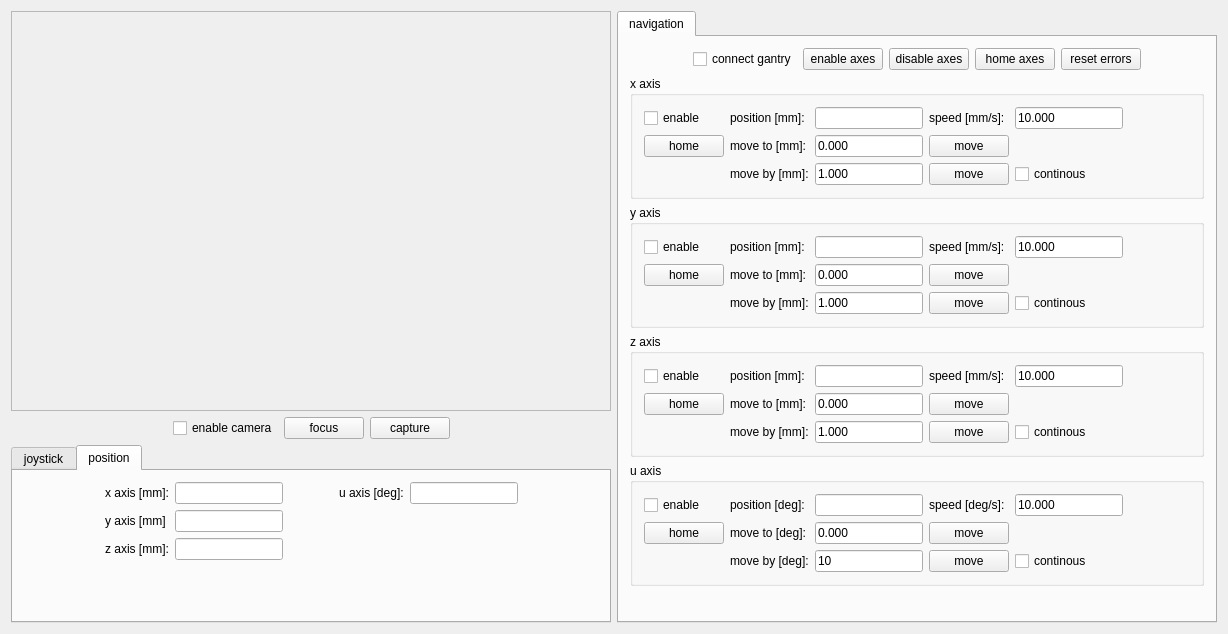
Above: magrathea.ui from guescio/Magrathea before the change. Below: the same form after it.
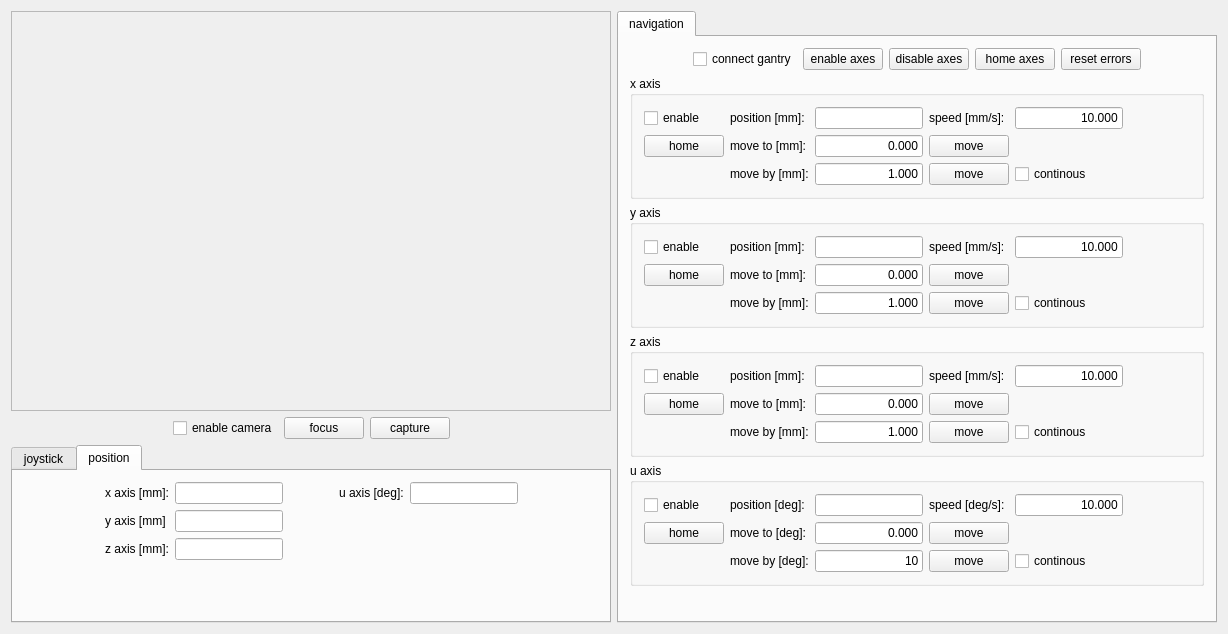
That is the form after the change.

Patch:
```diff
--- a/magrathea.ui
+++ b/magrathea.ui
@@ -564,6 +564,9 @@
               <property name="text">
                <string>10.000</string>
               </property>
+              <property name="alignment">
+               <set>Qt::AlignRight|Qt::AlignTrailing|Qt::AlignVCenter</set>
+              </property>
              </widget>
             </item>
             <item row="0" column="2">
@@ -720,6 +723,9 @@
               <property name="text">
                <string>1.000</string>
               </property>
+              <property name="alignment">
+               <set>Qt::AlignRight|Qt::AlignTrailing|Qt::AlignVCenter</set>
+              </property>
              </widget>
             </item>
             <item row="0" column="3">
@@ -746,6 +752,9 @@
               <property name="text">
                <string>0.000</string>
               </property>
+              <property name="alignment">
+               <set>Qt::AlignRight|Qt::AlignTrailing|Qt::AlignVCenter</set>
+              </property>
              </widget>
             </item>
             <item row="0" column="5">
@@ -859,6 +868,9 @@
               <property name="text">
                <string>10.000</string>
               </property>
+              <property name="alignment">
+               <set>Qt::AlignRight|Qt::AlignTrailing|Qt::AlignVCenter</set>
+              </property>
              </widget>
             </item>
             <item row="1" column="5">
@@ -885,6 +897,9 @@
               <property name="text">
                <string>0.000</string>
               </property>
+              <property name="alignment">
+               <set>Qt::AlignRight|Qt::AlignTrailing|Qt::AlignVCenter</set>
+              </property>
              </widget>
             </item>
             <item row="0" column="3">
@@ -950,6 +965,9 @@
               <property name="text">
                <string>1.000</string>
               </property>
+              <property name="alignment">
+               <set>Qt::AlignRight|Qt::AlignTrailing|Qt::AlignVCenter</set>
+              </property>
              </widget>
             </item>
             <item row="0" column="2">
@@ -1021,6 +1039,9 @@
               <property name="text">
                <string>1.000</string>
               </property>
+              <property name="alignment">
+               <set>Qt::AlignRight|Qt::AlignTrailing|Qt::AlignVCenter</set>
+              </property>
              </widget>
             </item>
             <item row="2" column="3">
@@ -1122,6 +1143,9 @@
               <property name="text">
                <string>10.000</string>
               </property>
+              <property name="alignment">
+               <set>Qt::AlignRight|Qt::AlignTrailing|Qt::AlignVCenter</set>
+              </property>
              </widget>
             </item>
             <item row="1" column="0">
@@ -1174,6 +1198,9 @@
               <property name="text">
                <string>0.000</string>
               </property>
+              <property name="alignment">
+               <set>Qt::AlignRight|Qt::AlignTrailing|Qt::AlignVCenter</set>
+              </property>
              </widget>
             </item>
             <item row="2" column="5">
@@ -1284,6 +1311,9 @@
               <property name="text">
                <string>0.000</string>
               </property>
+              <property name="alignment">
+               <set>Qt::AlignRight|Qt::AlignTrailing|Qt::AlignVCenter</set>
+              </property>
              </widget>
             </item>
             <item row="0" column="5">
@@ -1310,6 +1340,9 @@
               <property name="text">
                <string>10.000</string>
               </property>
+              <property name="alignment">
+               <set>Qt::AlignRight|Qt::AlignTrailing|Qt::AlignVCenter</set>
+              </property>
              </widget>
             </item>
             <item row="2" column="2">
@@ -1323,6 +1356,9 @@
               <property name="text">
                <string>10</string>
               </property>
+              <property name="alignment">
+               <set>Qt::AlignRight|Qt::AlignTrailing|Qt::AlignVCenter</set>
+              </property>
              </widget>
             </item>
             <item row="2" column="3">
```
Left out of the diff: 24 changed lines with no effect on the pictures.
